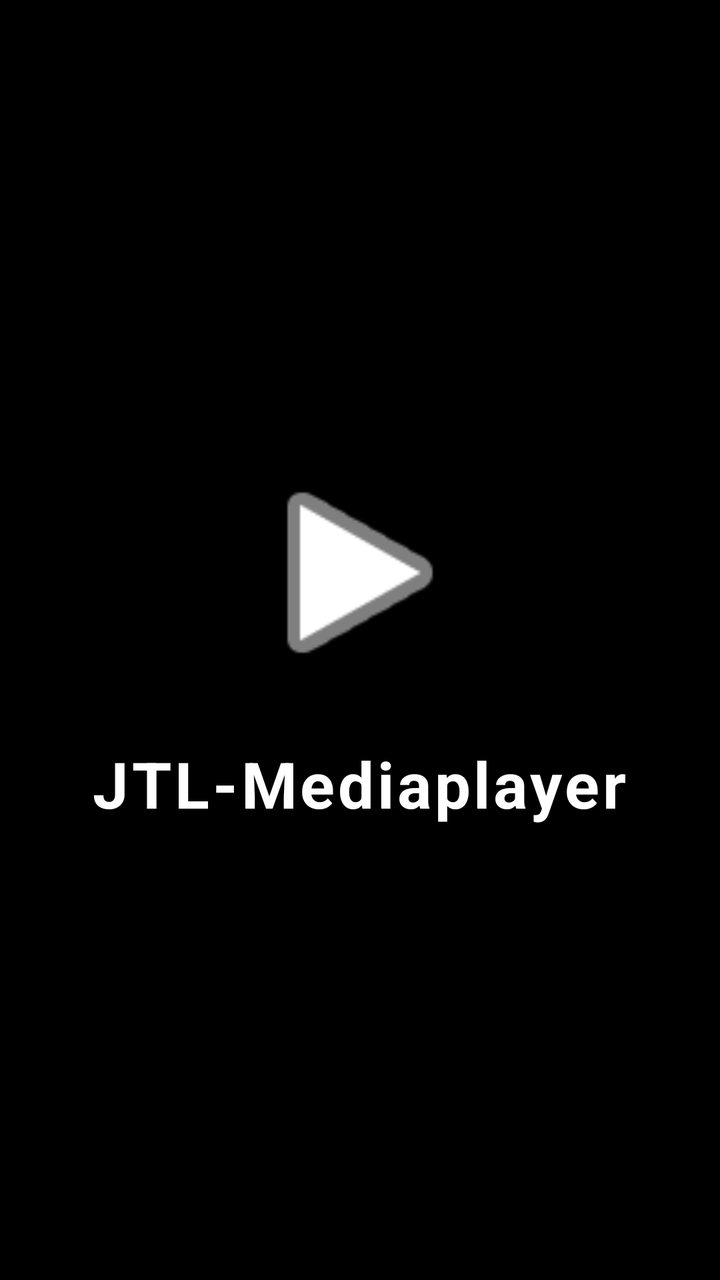
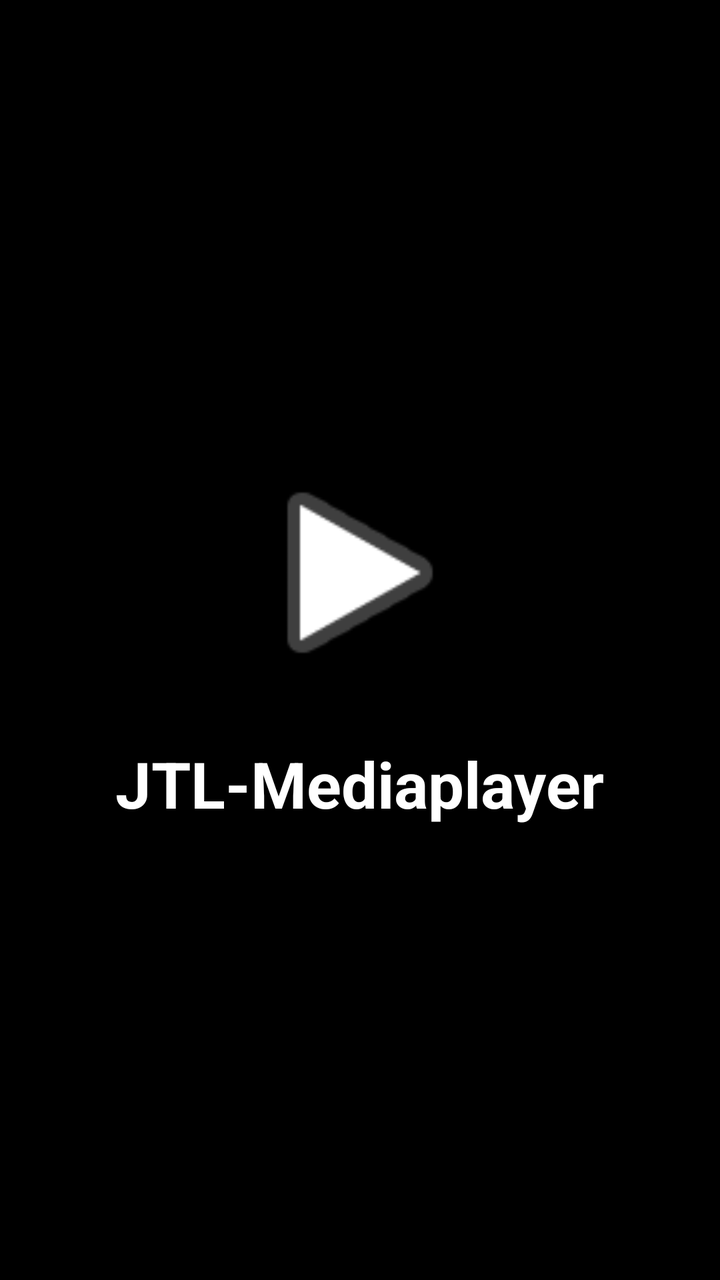

The first picture is an Android layout as it rendered before a commit; the second is the same layout after the commit. The layout source and the unified diff follow.
<!-- AndroidManifest.xml: application theme Theme.AppCompat.NoActionBar -->
<!-- res/layout/activity_splash.xml -->
<?xml version="1.0" encoding="utf-8"?>
<LinearLayout 
    xmlns:android="http://schemas.android.com/apk/res/android"
    android:layout_width="match_parent"
    android:layout_height="match_parent"
    android:background="@android:color/black"
    android:gravity="center"
    android:orientation="vertical">

    
    <ImageView
        android:id="@+id/iv_logo"
        android:layout_width="120dp"
        android:layout_height="120dp"
        android:src="@android:drawable/ic_media_play"
        android:contentDescription="JTL-Mediaplayer Logo"
        android:tint="@android:color/white" />

    <TextView
        android:layout_width="wrap_content"
        android:layout_height="wrap_content"
        android:layout_marginTop="24dp"
        android:text="JTL-Mediaplayer"
        android:textColor="@android:color/white"
        android:textSize="32sp"
        android:textStyle="bold"
        android:letterSpacing="0.05" />

</LinearLayout>
<!-- resources referenced by this layout -->
<resources>

</resources>

<!-- the commit's change to res/layout/activity_splash.xml (unified diff, before → after) -->
@@ -7,14 +7,12 @@
     android:gravity="center"
     android:orientation="vertical">
 
-    
     <ImageView
         android:id="@+id/iv_logo"
         android:layout_width="120dp"
         android:layout_height="120dp"
         android:src="@android:drawable/ic_media_play"
-        android:contentDescription="JTL-Mediaplayer Logo"
-        android:tint="@android:color/white" />
+        android:contentDescription="Logo" />
 
     <TextView
         android:layout_width="wrap_content"
@@ -23,7 +21,6 @@
         android:text="JTL-Mediaplayer"
         android:textColor="@android:color/white"
         android:textSize="32sp"
-        android:textStyle="bold"
-        android:letterSpacing="0.05" />
+        android:textStyle="bold" />
 
 </LinearLayout>
